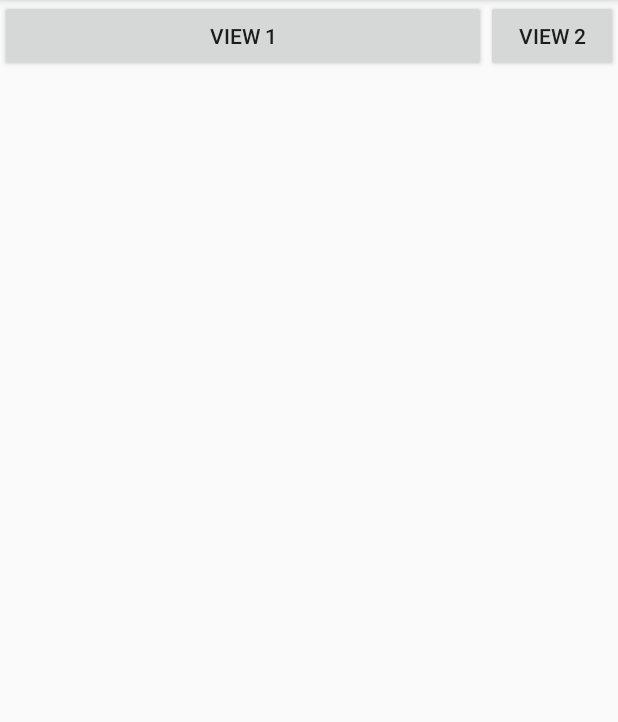
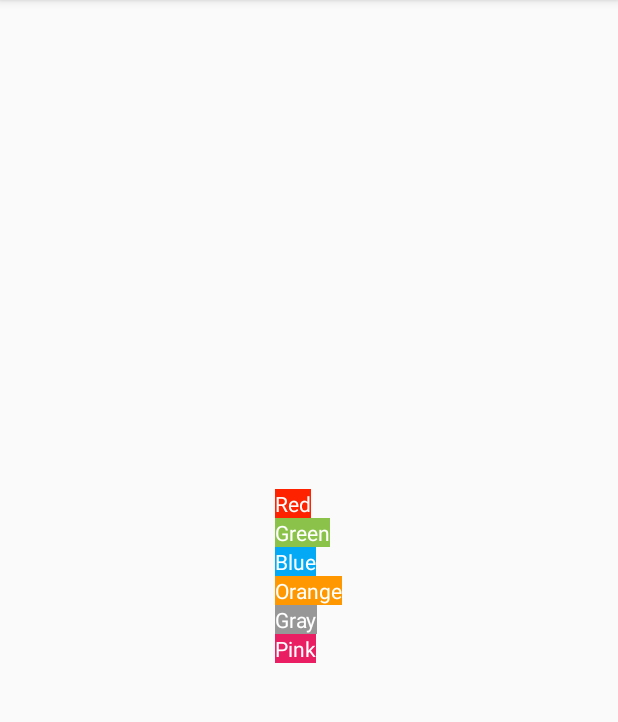
Before and after one commit to phamtanphat/RelativeLayout08102019, an Android app: the screen it shows after launch (MainActivity), on a phone screen of 412 x 824 dp, the part 84-806 px from its top. Run offline under Robolectric (Android 15) with nearby library versions, the phone set to English and light mode, and no system bars.

Commit message:
bai tap 1

```diff
--- a/app/src/main/res/layout/activity_main.xml
+++ b/app/src/main/res/layout/activity_main.xml
@@ -5,19 +5,53 @@
     xmlns:tools="http://schemas.android.com/tools"
     android:layout_width="match_parent"
     android:layout_height="match_parent"
+    android:gravity="center"
     tools:context=".MainActivity">
-    <Button
-        android:layout_toLeftOf="@id/buttonView2"
-        android:layout_alignParentLeft="true"
-        android:text="View 1"
+    <TextView
+        android:id="@+id/buttonRed"
+        android:textColor="#ffff"
+        android:background="#f20"
+        android:text="Red"
         android:layout_width="wrap_content"
         android:layout_height="wrap_content"/>
-    <Button
-        android:id="@+id/buttonView2"
-        android:layout_alignParentRight="true"
-        android:text="View 2"
+    <TextView
+        android:layout_below="@+id/buttonRed"
+        android:id="@+id/buttonGreen"
+        android:textColor="#ffff"
+        android:background="#8BC34A"
+        android:text="Green"
         android:layout_width="wrap_content"
         android:layout_height="wrap_content"/>
-
-
+    <TextView
+        android:layout_below="@+id/buttonGreen"
+        android:id="@+id/buttonBlue"
+        android:textColor="#ffff"
+        android:background="#03A9F4"
+        android:text="Blue"
+        android:layout_width="wrap_content"
+        android:layout_height="wrap_content"/>
+    <TextView
+        android:layout_below="@+id/buttonBlue"
+        android:id="@+id/buttonOrange"
+        android:textColor="#ffff"
+        android:background="#FF9800"
+        android:text="Orange"
+        android:layout_width="wrap_content"
+        android:layout_height="wrap_content"/>
+    <TextView
+        android:layout_below="@+id/buttonOrange"
+        android:id="@+id/buttonGray"
+        android:textColor="#ffff"
+        android:background="#979797"
+        android:text="Gray"
+        android:layout_width="wrap_content"
+        android:layout_height="wrap_content"/>
+    <TextView
+        android:layout_below="@+id/buttonGray"
+        android:id="@+id/buttonPink"
+        android:textColor="#ffff"
+        android:background="#E91E63"
+        android:text="Pink"
+        android:layout_width="wrap_content"
+        android:layout_height="wrap_content"/>
 </RelativeLayout>
```
